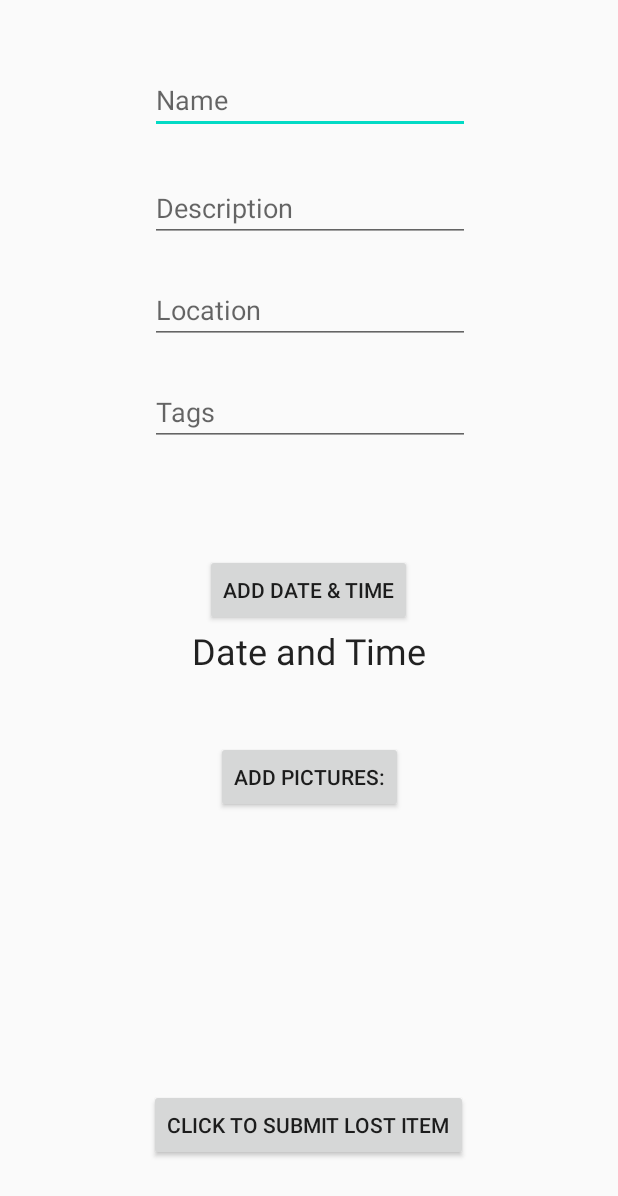
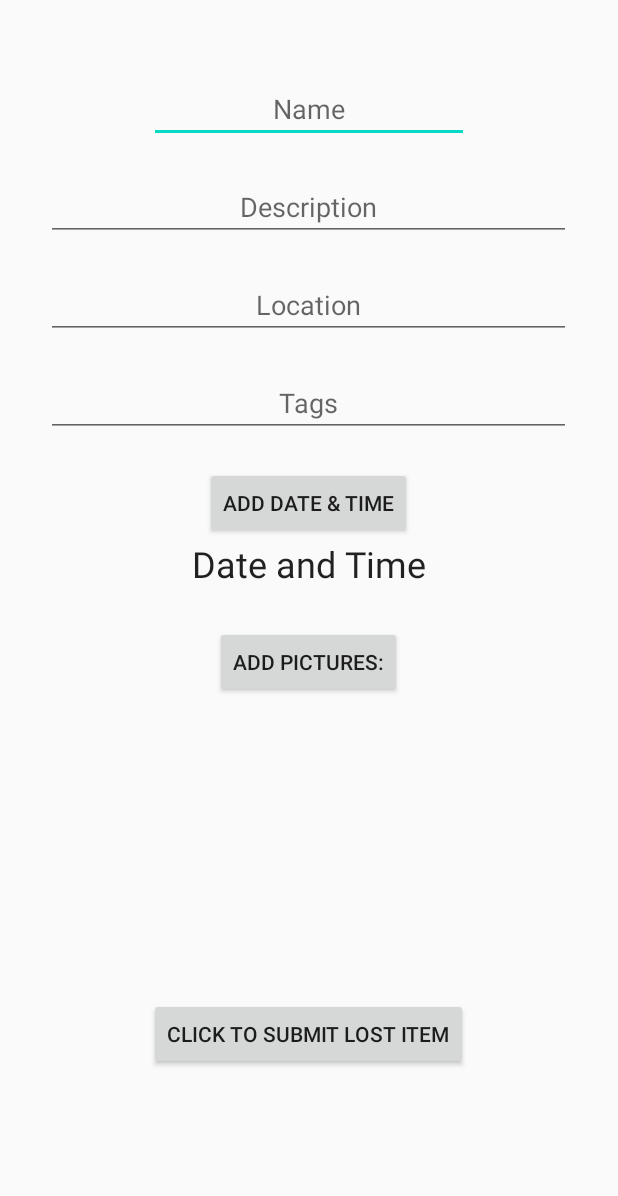
Before and after one commit to vsehgal1/Lost-Found, an Android app: the EnterLostItemActivity screen opened directly, with no data from a screen before it, on a phone screen of 412 x 824 dp. Shown: the top 1196 px of the screen. Run offline under Robolectric (Android 15) with nearby library versions, the phone set to English and light mode, and no system bars; our stand-ins replace Firebase (no records; nobody signed in at launch, a user with empty details on screens opened directly); pictures from the network do not load; 1 statement that could not run was skipped.

Commit message:
updates to view

```diff
--- a/app/src/main/java/com/example/lostandfound/ItemAdapter.kt
+++ b/app/src/main/java/com/example/lostandfound/ItemAdapter.kt
@@ -104,7 +104,8 @@ class ItemAdapter(
                     i.desc,
                     i.dateFound,
                     i.datePosted,
-                    i.status
+                    i.status,
+                    i.tags
                 )
             )
             flag = false
@@ -121,7 +122,8 @@ class ItemAdapter(
             for(i in tempList){
                 if(i.locationFound.contains(charText, ignoreCase = true) or
                     i.name.toLowerCase().contains(charText, ignoreCase = true) or
-                    i.desc.contains(charText, ignoreCase = true))
+                    i.desc.contains(charText, ignoreCase = true) or
+                        i.tags.contains(charText, ignoreCase = true))
                     dataSource.add(i)
             }
             Log.i("Click", "temp_list after else:" + tempList.size.toString())
--- a/app/src/main/java/com/example/lostandfound/LostItem.kt
+++ b/app/src/main/java/com/example/lostandfound/LostItem.kt
@@ -11,10 +11,11 @@ class LostItem {
     lateinit var dateFound: String;
     lateinit var datePosted: String;
     lateinit var imgURL : String;
+    lateinit var tags : String
     var status: Boolean
 
     constructor(uid: String, id: String, imgURL: String,name: String, locationFound: String,
-                desc: String, dateFound: String, datePosted: String, status: Boolean) {
+                desc: String, dateFound: String, datePosted: String, status: Boolean, tags: String) {
         this.uid = uid
         this.id = id
         this.name = name
@@ -24,6 +25,7 @@ class LostItem {
         this.datePosted = datePosted
         this.imgURL = imgURL
         this.status = status
+        this.tags = tags
     }
 
 }
--- a/app/src/main/java/com/example/lostandfound/ScrollingActivity.kt
+++ b/app/src/main/java/com/example/lostandfound/ScrollingActivity.kt
@@ -118,7 +118,8 @@ class ScrollingActivity : AppCompatActivity() {
                                 list[i].description,
                                 list[i].dateFound,
                                 list[i].dateSubmitted,
-                                list[i].status
+                                list[i].status,
+                                list[i].tags
                             )
                         )
                     }
@@ -137,7 +138,8 @@ class ScrollingActivity : AppCompatActivity() {
                                 list[i].description,
                                 list[i].dateFound,
                                 list[i].dateSubmitted,
-                                list[i].status
+                                list[i].status,
+                                list[i].tags
                             )
                         )
                     }
--- a/app/src/main/res/layout/activity_enter_lost_item.xml
+++ b/app/src/main/res/layout/activity_enter_lost_item.xml
@@ -1,5 +1,5 @@
 <?xml version="1.0" encoding="utf-8"?>
-<androidx.constraintlayout.widget.ConstraintLayout xmlns:android="http://schemas.android.com/apk/res/android"
+<RelativeLayout xmlns:android="http://schemas.android.com/apk/res/android"
     xmlns:app="http://schemas.android.com/apk/res-auto"
     xmlns:tools="http://schemas.android.com/tools"
     android:id="@+id/relativeLayout"
@@ -14,6 +14,8 @@
         android:layout_centerHorizontal="true"
         android:layout_centerVertical="true"
         android:text="Add Date &amp; Time"
+        android:layout_marginTop="20dp"
+        android:layout_below="@id/tagsText"
         app:layout_constraintBottom_toBottomOf="parent"
         app:layout_constraintHorizontal_bias="0.498"
         app:layout_constraintLeft_toLeftOf="parent"
@@ -26,50 +28,59 @@
         android:layout_width="wrap_content"
         android:layout_height="wrap_content"
         android:layout_marginStart="100dp"
-        android:layout_marginTop="44dp"
+        android:layout_marginTop="50dp"
         android:ems="10"
-        android:maxLength="140"
+        android:maxLength="23"
+        android:gravity="center"
         android:inputType="textPersonName"
+        android:layout_centerHorizontal="true"
         android:hint="@string/name"
         app:layout_constraintStart_toStartOf="parent"
         app:layout_constraintTop_toTopOf="parent" />
 
     <EditText
         android:id="@+id/DescriptionText"
-        android:layout_width="wrap_content"
+        android:layout_width="350dp"
         android:layout_height="wrap_content"
-        android:layout_marginStart="100dp"
-        android:layout_marginTop="116dp"
+        android:inputType="text|textMultiLine|textCapSentences"
+        android:layout_centerHorizontal="true"
+        android:layout_marginTop="20dp"
+        android:gravity="center"
+        android:layout_below="@id/NameText"
         android:ems="10"
-        android:maxLength="140"
-        android:inputType="textPersonName"
+        android:maxLength="37"
         android:hint="@string/description"
         app:layout_constraintStart_toStartOf="parent"
         app:layout_constraintTop_toTopOf="parent" />
 
     <EditText
         android:id="@+id/LocationText"
-        android:layout_width="wrap_content"
+        android:layout_width="350dp"
         android:layout_height="wrap_content"
-        android:layout_marginStart="100dp"
-        android:layout_marginTop="184dp"
+        android:layout_centerHorizontal="true"
+        android:layout_marginTop="20dp"
+        android:layout_below="@id/DescriptionText"
         android:ems="10"
         android:inputType="textPersonName"
-        android:maxLength="140"
+        android:maxLength="30"
         android:hint="@string/location"
+        android:gravity="center"
         app:layout_constraintStart_toStartOf="parent"
         app:layout_constraintTop_toTopOf="parent" />
 
     <EditText
         android:id="@+id/tagsText"
-        android:layout_width="wrap_content"
+        android:layout_width="350dp"
         android:layout_height="wrap_content"
-        android:layout_marginStart="100dp"
-        android:layout_marginTop="252dp"
+        android:layout_centerHorizontal="true"
+        android:layout_below="@id/LocationText"
+        android:layout_marginTop="20dp"
+        android:maxLength="37"
         android:ems="10"
         android:inputType="textPersonName"
         android:hint="@string/tags"
         app:layout_constraintStart_toStartOf="parent"
+        android:gravity="center"
         app:layout_constraintTop_toTopOf="parent" />
 
     <TextView
@@ -80,6 +91,8 @@
         android:text="Date and Time"
         android:textAppearance="@style/TextAppearance.AppCompat.Body1"
         android:textSize="24sp"
+        android:layout_below="@id/btnPick"
+        android:layout_centerHorizontal="true"
         app:layout_constraintBottom_toBottomOf="parent"
         app:layout_constraintEnd_toEndOf="parent"
         app:layout_constraintStart_toStartOf="parent"
@@ -90,8 +103,10 @@
         android:id="@+id/btnAddPictures"
         android:layout_width="wrap_content"
         android:layout_height="wrap_content"
-        android:layout_marginTop="44dp"
+        android:layout_marginTop="25dp"
         android:text="Add Pictures:"
+        android:layout_centerHorizontal="true"
+        android:layout_below="@id/textView"
         app:layout_constraintEnd_toEndOf="parent"
         app:layout_constraintStart_toStartOf="parent"
         app:layout_constraintTop_toBottomOf="@+id/textView" />
@@ -100,8 +115,9 @@
         android:id="@+id/btnSubmission"
         android:layout_width="wrap_content"
         android:layout_height="wrap_content"
-        android:layout_marginTop="276dp"
         android:text="Click to Submit Lost Item"
+        android:layout_centerHorizontal="true"
+        android:layout_below="@id/imageAdded"
         app:layout_constraintEnd_toEndOf="parent"
         app:layout_constraintHorizontal_bias="0.497"
         app:layout_constraintStart_toStartOf="parent"
@@ -113,10 +129,12 @@
         android:layout_height="200dp"
         app:layout_constraintBottom_toBottomOf="parent"
         app:layout_constraintEnd_toEndOf="parent"
+        android:layout_centerHorizontal="true"
+        android:layout_below="@id/btnAddPictures"
         app:layout_constraintHorizontal_bias="0.498"
         app:layout_constraintStart_toStartOf="parent"
         app:layout_constraintTop_toBottomOf="@+id/btnAddPictures"
         app:layout_constraintVertical_bias="0.187"
         tools:srcCompat="@tools:sample/avatars" />
 
-</androidx.constraintlayout.widget.ConstraintLayout>
+</RelativeLayout>
```
